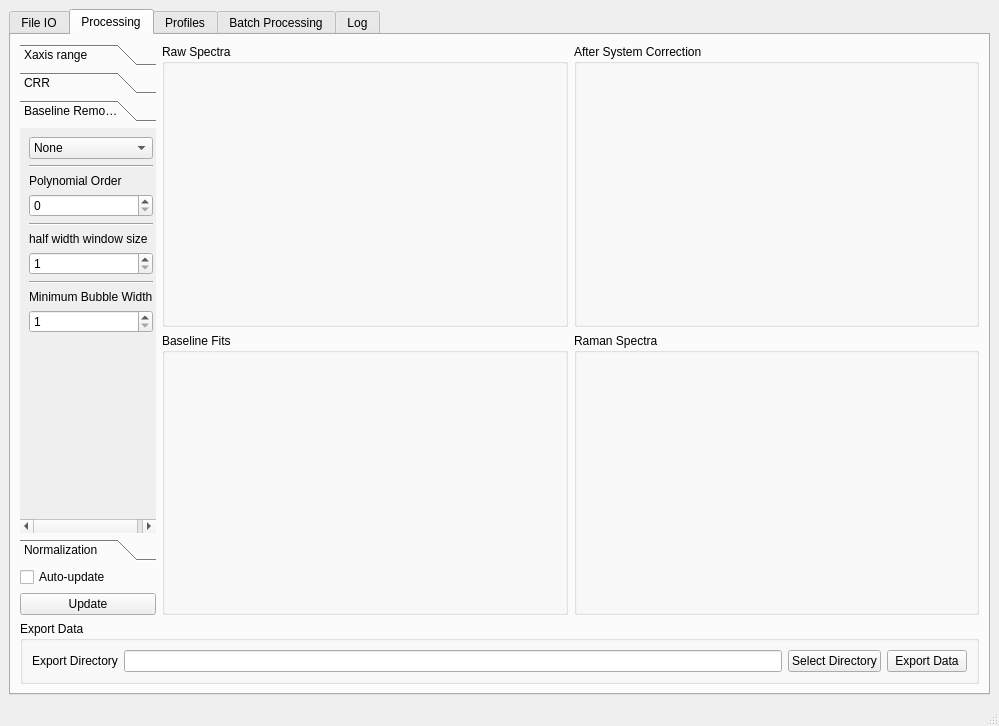
Before: the Qt Designer form src/orpl/gui/uis/mainWindow.ui in mr-sheg/orpl, drawn with Qt 5.
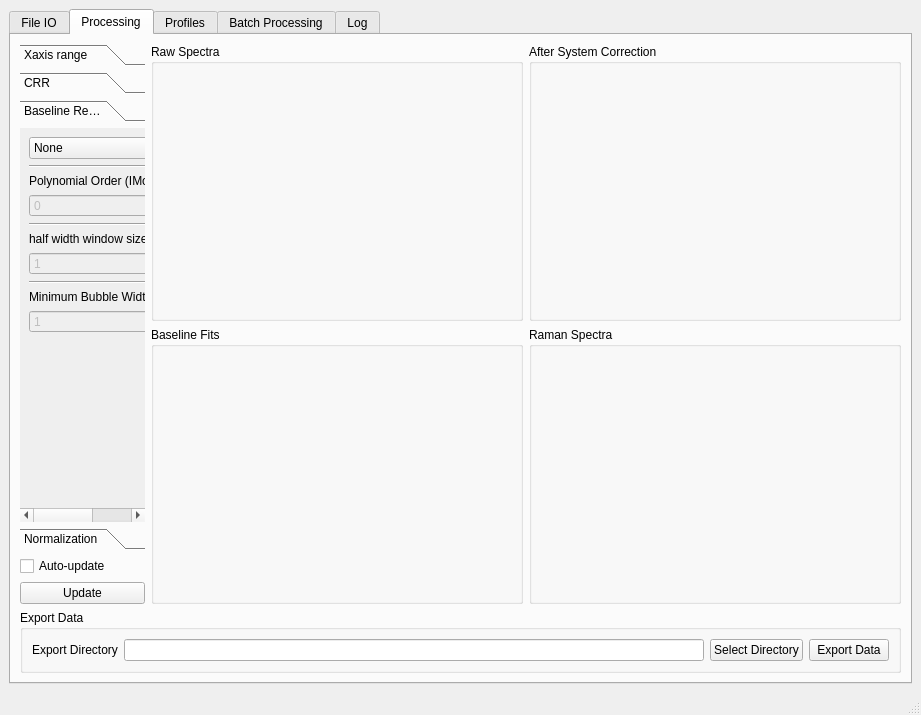
After: the same form once the commit is applied. The open tabs and pages were chosen to show the change.

```diff
--- a/src/orpl/gui/uis/mainWindow.ui
+++ b/src/orpl/gui/uis/mainWindow.ui
@@ -6,8 +6,8 @@
    <rect>
     <x>0</x>
     <y>0</y>
-    <width>999</width>
-    <height>726</height>
+    <width>921</width>
+    <height>715</height>
    </rect>
   </property>
   <property name="windowTitle">
@@ -438,8 +438,8 @@
                 <rect>
                  <x>0</x>
                  <y>0</y>
-                 <width>155</width>
-                 <height>258</height>
+                 <width>226</width>
+                 <height>335</height>
                 </rect>
                </property>
                <attribute name="label">
@@ -480,12 +480,15 @@
                 <item>
                  <widget class="QLabel" name="label_8">
                   <property name="text">
-                   <string>Polynomial Order</string>
+                   <string>Polynomial Order (IModPoly)</string>
                   </property>
                  </widget>
                 </item>
                 <item>
                  <widget class="QSpinBox" name="spinBoxPolyOrder">
+                  <property name="enabled">
+                   <bool>false</bool>
+                  </property>
                   <property name="maximum">
                    <number>15</number>
                   </property>
@@ -501,12 +504,15 @@
                 <item>
                  <widget class="QLabel" name="label_7">
                   <property name="text">
-                   <string>half width window size</string>
+                   <string>half width window size (MorphBR)</string>
                   </property>
                  </widget>
                 </item>
                 <item>
                  <widget class="QSpinBox" name="spinBoxHWS">
+                  <property name="enabled">
+                   <bool>false</bool>
+                  </property>
                   <property name="minimum">
                    <number>1</number>
                   </property>
@@ -522,12 +528,15 @@
                 <item>
                  <widget class="QLabel" name="label_6">
                   <property name="text">
-                   <string>Minimum Bubble Width</string>
+                   <string>Minimum Bubble Width (BubbleFill)</string>
                   </property>
                  </widget>
                 </item>
                 <item>
                  <widget class="QSpinBox" name="spinBoxBubbleWidth">
+                  <property name="enabled">
+                   <bool>false</bool>
+                  </property>
                   <property name="minimum">
                    <number>1</number>
                   </property>
```
Left out of the diff: 14 changed lines with no effect on the pictures.
